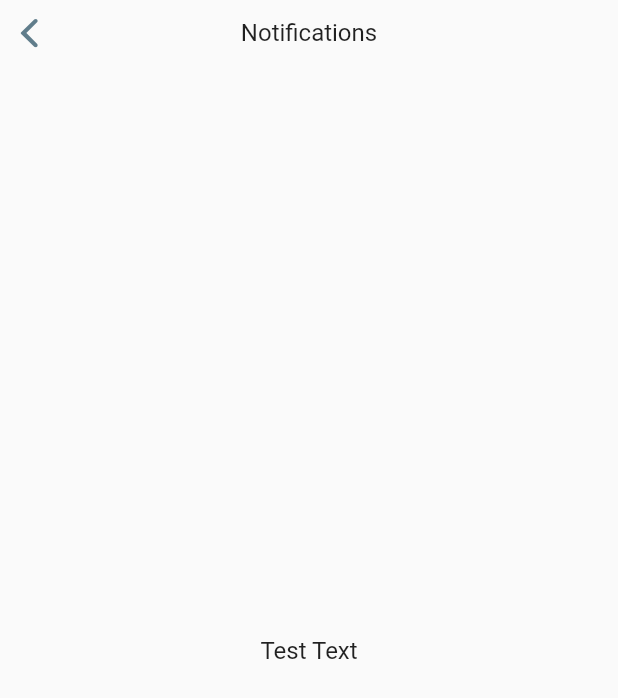
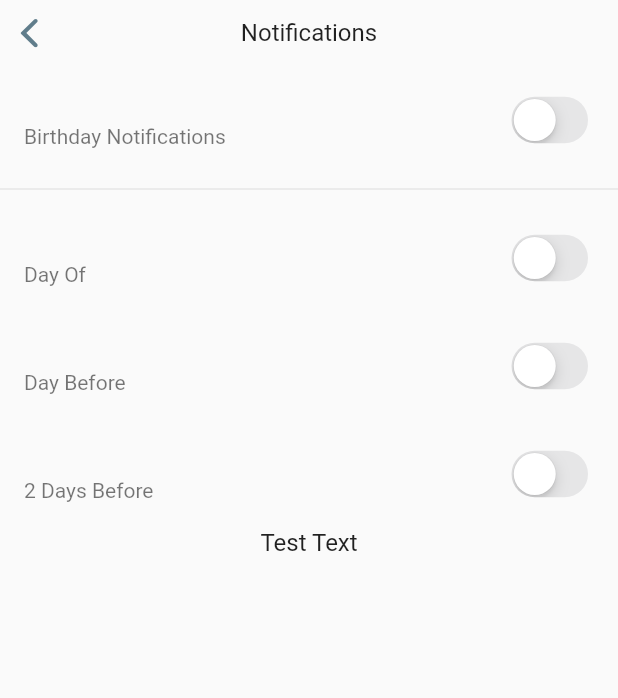
Before and after one commit to steele232/Flutter_SiblingAgeTracker, a Flutter app: the NotificationsPage screen opened directly, on a phone screen of 412 x 824 dp. Shown: the top 698 px of the screen. Run offline on Flutter 3.47's test engine with Material 2 defaults, Android fonts, the phone set to English and light mode, and no system bars; our stand-ins replace firebase_messaging, fluro; accounts and stored records are empty.

Commit message:
Working on the Notifications Page.

```diff
--- a/lib/notifications.dart
+++ b/lib/notifications.dart
@@ -12,6 +12,23 @@ class NotificationsPage extends StatefulWidget {
 
 class NotificationsPageState extends State<NotificationsPage> {
 
+  bool _birthdayIsOn;
+  bool _dayOf;
+  bool _dayBefore1;
+  bool _dayBefore2;
+  bool _dayBefore3;
+  bool _wkBefore1;
+  bool _wkBefore2;
+  bool _monthBefore1;
+  bool _monthBefore2;
+
+  @override
+  void initState() {
+    _birthdayIsOn = false;
+    _dayOf = false;
+    _dayBefore1 = false;
+    _dayBefore2 = false;
+  }
 
   @override
   Widget build(BuildContext context) {
@@ -24,7 +41,53 @@ class NotificationsPageState extends State<NotificationsPage> {
             textDirection: TextDirection.ltr,
         ),
       ),
-      child: new Center(
+      child: new Column(
+        children: <Widget>[
+          new Material(
+            type: MaterialType.transparency,
+            child: new ListTile(
+              subtitle: new Text('Birthday Notifications'), //TODO IMPROVE THIS TYPOGRAPHY / SIZE / DARKNESS.
+              trailing: new CupertinoSwitch(value: _birthdayIsOn, onChanged: (bool value) {
+                setState(() {
+                  _birthdayIsOn = value;
+                });
+              }),
+            ),
+          ),
+          new Divider(height: 20.0),
+          new Material(
+            type: MaterialType.transparency,
+            child: new Column(
+              children: <Widget>[
+                new ListTile(
+                  subtitle: new Text('Day Of'),
+                  trailing: new CupertinoSwitch(value: _dayOf, onChanged: (bool value) {
+                    setState(() {
+                      _dayOf = value;
+                    });
+                  }),
+                ),
+                new ListTile(
+                  subtitle: new Text('Day Before'),
+                  trailing: new CupertinoSwitch(value: _dayBefore1, onChanged: (bool value) {
+                    setState(() {
+                      _dayBefore1 = value;
+                    });
+                  }),
+                ),
+                new ListTile(
+                  subtitle: new Text('2 Days Before'),
+                  trailing: new CupertinoSwitch(value: _dayBefore2, onChanged: (bool value) {
+                    setState(() {
+                      _dayBefore2 = value;
+                    });
+                  }),
+                ),
+
+              ],
+            )
+          ),
+          new Center(
             child: new Text(
               'Test Text',
               textAlign: TextAlign.center,
@@ -35,6 +98,8 @@ class NotificationsPageState extends State<NotificationsPage> {
               softWrap: true,
             ),
           ),
+        ],
+      ),
     );
   }
 }
```
Lines whose indentation alone changed are shown as unchanged.
